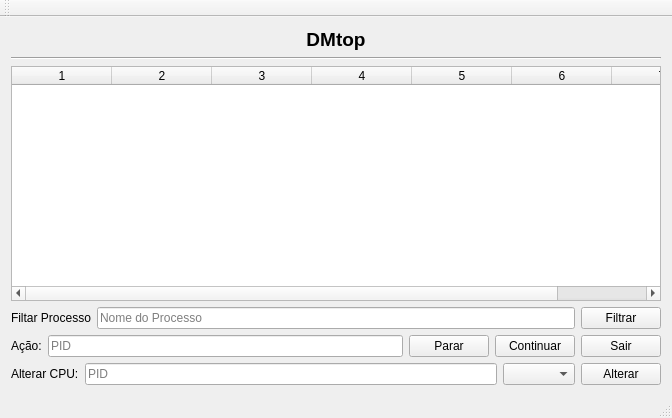
This is DMtop/mainwindow.ui in DenisMedeiros/Real-Time-Systems-Applications as Qt 5 draws it before an edit. The edited form follows.
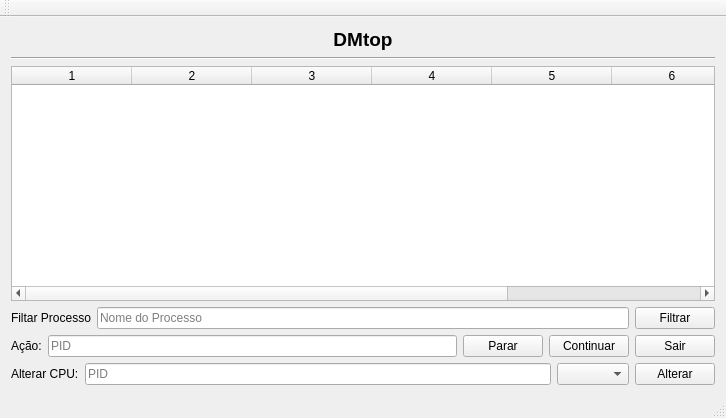
This is the edited form.

Patch:
```diff
--- a/DMtop/mainwindow.ui
+++ b/DMtop/mainwindow.ui
@@ -6,7 +6,7 @@
    <rect>
     <x>0</x>
     <y>0</y>
-    <width>672</width>
+    <width>726</width>
     <height>418</height>
    </rect>
   </property>
@@ -52,8 +52,14 @@
         <attribute name="horizontalHeaderCascadingSectionResizes">
          <bool>true</bool>
         </attribute>
+        <attribute name="horizontalHeaderDefaultSectionSize">
+         <number>120</number>
+        </attribute>
+        <attribute name="horizontalHeaderMinimumSectionSize">
+         <number>60</number>
+        </attribute>
         <attribute name="horizontalHeaderShowSortIndicator" stdset="0">
-         <bool>true</bool>
+         <bool>false</bool>
         </attribute>
         <attribute name="horizontalHeaderStretchLastSection">
          <bool>true</bool>
@@ -62,10 +68,10 @@
          <bool>true</bool>
         </attribute>
         <attribute name="verticalHeaderShowSortIndicator" stdset="0">
-         <bool>true</bool>
+         <bool>false</bool>
         </attribute>
         <attribute name="verticalHeaderStretchLastSection">
-         <bool>true</bool>
+         <bool>false</bool>
         </attribute>
         <column/>
         <column/>
```
Left out of the diff: 2 changed lines with no effect on the pictures.
